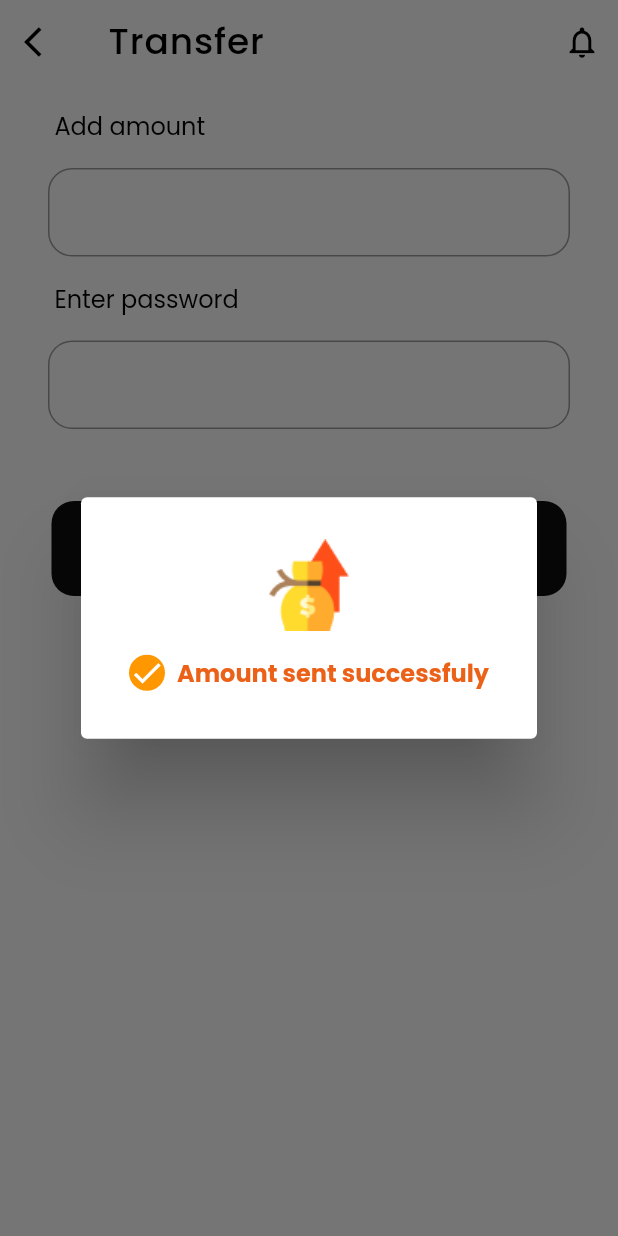
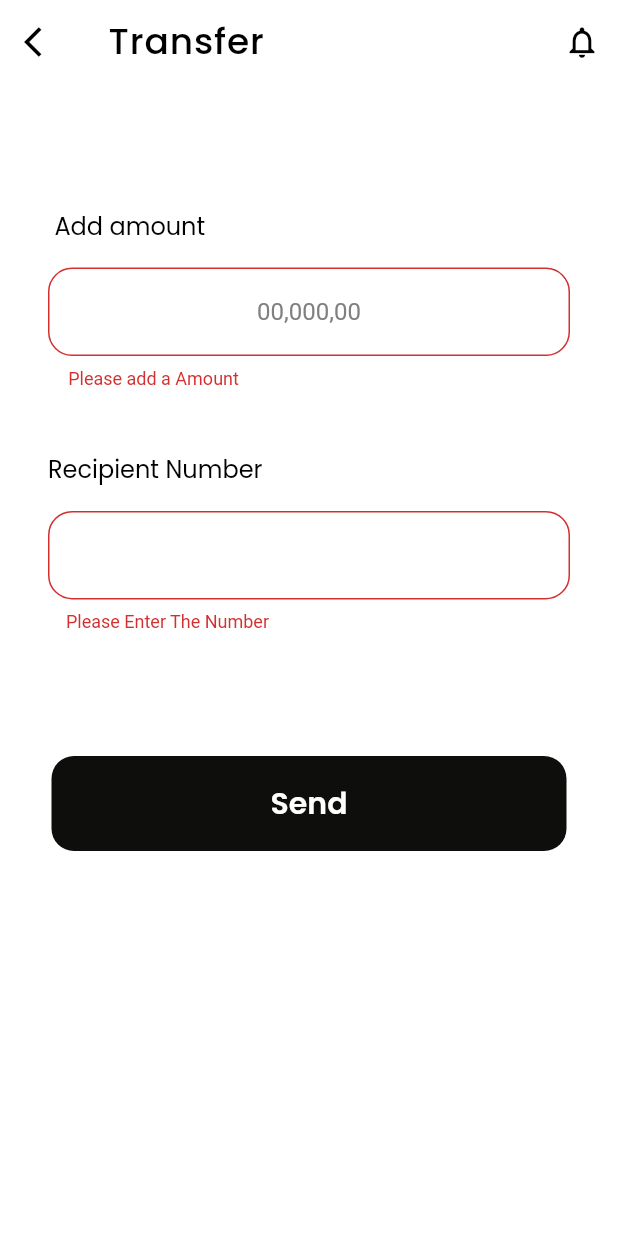
Before and after one commit to pioneers-team/Tab-Cash, a Flutter app: the TransferScreen screen opened by its route, after a tap on "Send", on a phone screen of 412 x 824 dp. Run offline on Flutter 3.47's test engine with Material 2 defaults, Android fonts, the phone set to English and light mode, and no system bars; our stand-ins replace bloc, dio, flutter_bloc, flutter_svg, google_fonts, iconly and 1 more.

Commit message:
child payment and transfer screen

```diff
--- a/lib/core/components/custom_text_field_money.dart
+++ b/lib/core/components/custom_text_field_money.dart
@@ -4,20 +4,23 @@ class CustomTextFieldMoney extends StatelessWidget {
   CustomTextFieldMoney({
     super.key,
     required this.validator,
-    required this.hintText
+    required this.hintText,
+    this.obscureText=false,
+    this.textInputType = TextInputType.number
   });
 
   final String hintText;
+  final bool obscureText;
+  TextInputType textInputType;
   String? Function(String?)? validator;
   @override
   Widget build(BuildContext context) {
     return TextFormField(
       textAlign: TextAlign.center,
       validator: validator,
-
-      keyboardType: TextInputType.number,
+      obscureText: obscureText,
+      keyboardType: textInputType,
       decoration: InputDecoration(
-
         focusedBorder:OutlineInputBorder(
             borderRadius: BorderRadius.circular(16.0),
             borderSide: const BorderSide(color: Color(0xFFB2AFAF))
@@ -25,7 +28,7 @@ class CustomTextFieldMoney extends StatelessWidget {
         border: OutlineInputBorder(
             borderRadius: BorderRadius.circular(16.0),
             borderSide: const BorderSide(color: Color(0xFFB2AFAF))
-        ),hintText: '00000',
+        ),hintText: hintText,
         hintStyle: const TextStyle(
             color: Color(0xFF808080)
         ),
--- a/lib/core/constants/app_images.dart
+++ b/lib/core/constants/app_images.dart
@@ -17,5 +17,8 @@ class AppImages{
   static const String alert = '$baseImage/mail 1.png';
   static const String alertTransfer = '$baseImage/transferAlert.png';
   static const String smartCard = '$baseImage/alert_smart_card.png';
+  static const String findAtm = '$baseImage/find_atm.png';
+  static const String smartOnboarding = '$baseImage/smart_card.png';
+  static const String parentControl = '$baseImage/parent_control.png';
 
 }
--- a/lib/main.dart
+++ b/lib/main.dart
@@ -4,6 +4,8 @@ import 'package:flutter_bloc/flutter_bloc.dart';
 import 'package:google_fonts/google_fonts.dart';
 import 'package:tab_cash/config/routes/routes.dart';
 import 'package:tab_cash/view/cards/cards_screen.dart';
+import 'package:tab_cash/view/child_payment.dart';
+import 'package:tab_cash/view/withdraw/add_money_screen.dart';
 import 'package:tab_cash/view/withdraw/transfer_screen.dart';
 import 'package:tab_cash/view/withdraw/withdraw_screen.dart';
 import 'package:tab_cash/view_model/layout_cubit/layout_cubit.dart';
--- a/lib/view/cards/cards_screen.dart
+++ b/lib/view/cards/cards_screen.dart
@@ -145,7 +145,7 @@ class _CardsScreenState extends State<CardsScreen> {
              const SizedBox(height: 8.0,),
              Padding(
                padding: const EdgeInsets.symmetric(vertical: 8.0,),
-               child: Text('$cardValue .... $cardValue ',style: const TextStyle(
+               child: Text('$cardValue $cardValue $cardValue',style: const TextStyle(
                   color: Colors.white,
                   fontWeight: FontWeight.bold,fontSize: 28.0
             ),),
--- a/lib/view/home/widgets/main_feature.dart
+++ b/lib/view/home/widgets/main_feature.dart
@@ -15,7 +15,7 @@ class MainFeature extends StatelessWidget {
         children: [
           featureWidget(
             context,
-            navRoutes: '',
+            navRoutes: Routes.transferScreen,
             backgroundColor: AppColors.primary,
             title: "Transfer",
             child: const Icon(
--- a/lib/view/onboarding_screen/onboarding_screen.dart
+++ b/lib/view/onboarding_screen/onboarding_screen.dart
@@ -37,10 +37,10 @@ class _OnboardingScreenState extends State<OnboardingScreen> {
     OnboardingModel(image: AppImages.trans2Svg,
         title: 'Maps',
         description: 'Send money to anyone ,typically fast and secure, with transaction history stored in the app.'),
-    OnboardingModel(image: AppImages.trans2Svg,
+    OnboardingModel(image: AppImages.smartOnboarding,
         title: 'Smart Card',
         description: "A physical card linked to the user's e-wallet account that can be used to make payments at merchants."),
-    OnboardingModel(image: AppImages.trans2Svg,
+    OnboardingModel(image: AppImages.smartCard,
         title: 'Parental Controls',
         description: "Allows parents to set a spending limit on their child's e-wallet account, view transaction history."),
 
--- a/lib/view/withdraw/transfer_screen.dart
+++ b/lib/view/withdraw/transfer_screen.dart
@@ -1,22 +1,19 @@
 import 'package:flutter/material.dart';
 import 'package:google_fonts/google_fonts.dart';
-
+import 'package:tab_cash/core/utils/media_quary.dart';
 import '../../core/components/custom_button.dart';
-import '../../core/components/custom_text_field.dart';
+import '../../core/components/custom_text_field_money.dart';
 import '../../core/constants/app_images.dart';
 import '../../core/styles/colors.dart';
 
 
 class TransferScreen extends StatelessWidget {
-  const TransferScreen({Key? key}) : super(key: key);
+   TransferScreen({Key? key}) : super(key: key);
 
+  final _formKey = GlobalKey<FormState>();
   @override
   Widget build(BuildContext context) {
-    return  GestureDetector(
-      onTap: () {
-        FocusManager.instance.primaryFocus?.unfocus();
-      },
-      child: Scaffold(
+    return  Scaffold(
       appBar: AppBar(
         title:  Text('Transfer',
           style: GoogleFonts.poppins(
@@ -26,7 +23,9 @@ class TransferScreen extends StatelessWidget {
               fontWeight: FontWeight.w500),
         ),
         leading: IconButton(
-            onPressed: (){},
+          onPressed: (){
+            Navigator.pop(context);
+          },
           icon: const Icon(Icons.arrow_back_ios,),
         ),
         actions:  [IconButton(
@@ -35,9 +34,16 @@ class TransferScreen extends StatelessWidget {
             },
             icon:const Icon( Icons.notifications_none_outlined,size: 25.0))],
       ),
-        body: Column(
+      body: GestureDetector(
+        onTap: (){
+          FocusManager.instance.primaryFocus?.unfocus();
+        },
+        child: SingleChildScrollView(
+          child: Form(
+            key: _formKey,
+            child: Column(
               children: [
-            const SizedBox(height: 16.0,),
+                 SizedBox(height:context.height*0.1),
                 Padding(
                   padding: const EdgeInsets.symmetric(horizontal: 32.0),
                   child: Column(
@@ -48,27 +54,32 @@ class TransferScreen extends StatelessWidget {
                           fontSize: 16.0
                       ),),
                       const SizedBox(height: 16.0,),
-                  const customTextField(),
-                  const SizedBox(height: 16.0,),
-                  Text(' Enter password',style: GoogleFonts.poppins(
+                       CustomTextFieldMoney(
+                           validator: (String? value) {
+                         if(value!.isEmpty){
+                           return "Please add a Amount ";
+                         }else if(  value.length < 2){
+                           return "The Amount is not enough";
+                         }
+                         else if(value.length > 5){
+                           return 'Your money is too high';
+                         }
+                       }, hintText: '00,000,00 '),
+                      SizedBox(height: context.height* 0.05,),                    Text('Recipient Number',style: GoogleFonts.poppins(
                           color: Colors.black,
                           fontSize: 16.0
                       ),),
                       const SizedBox(height: 16.0,),
-                  TextField(
-                    keyboardType: TextInputType.number,
-                    decoration: InputDecoration(
-                      focusedBorder:OutlineInputBorder(
-                          borderRadius: BorderRadius.circular(16.0),
-                          borderSide: const BorderSide(color: Color(0xFFB2AFAF))
-                      ) ,
-                      border: OutlineInputBorder(
-                          borderRadius: BorderRadius.circular(16.0),
-                          borderSide: const BorderSide(color: Color(0xFFB2AFAF))
-                      ),
-                    ),
-                  ),
-                  const SizedBox(height: 48.0,),
+                      CustomTextFieldMoney(
+                        textInputType: TextInputType.phone,
+                          hintText: '',validator:(String? value) {
+                        if(value!.isEmpty){
+                          return "Please Enter The Number";
+                        }else if( value.length != 11){
+                          return "The Number is  Wrong";
+                        }
+                      } ),
+                       SizedBox(height: context.height* 0.1,),
                     ],
                   ),
                 ),
@@ -77,10 +88,14 @@ class TransferScreen extends StatelessWidget {
                     color: AppColors.secondColor,
                     label: 'Send',
                     onTap: ()async{
+                      if(_formKey.currentState!.validate()){
                         await  showOtpMessage(context);
+                      }
                     }
                 ),
               ],
+            ),
+          ),
         ),
       ),
     );
@@ -88,6 +103,9 @@ class TransferScreen extends StatelessWidget {
   Future<dynamic> showOtpMessage(BuildContext context) {
     return showDialog(context: context, builder: (context) =>AlertDialog(
       backgroundColor: Colors.white,
+      shape: RoundedRectangleBorder(
+        borderRadius: BorderRadius.circular(16.0)
+      ),
       content: Container(
 
         padding: const EdgeInsets.all(8.0),
@@ -105,11 +123,9 @@ class TransferScreen extends StatelessWidget {
                   child: Icon(Icons.check,color: Colors.white,),
                 ),
                 const SizedBox(width: 8.0,),
-                Text('Amount sent successfuly',style: GoogleFonts.poppins(
+                Text('Amount sent successfully',style: GoogleFonts.poppins(
                   color: AppColors.primary,
                   fontWeight: FontWeight.bold,
-
-
                 ),)
               ],
             )
```
Also changed, not shown: lib/core/constants/text_poppins.dart (+27 -0 lines), lib/view/child_payment.dart (added, +77 -0 lines), lib/view/withdraw/add_money_screen.dart (+43 -39 lines), lib/view/withdraw/widgets/withdraw_steps.dart (+15 -16 lines), lib/view/withdraw/withdraw_screen.dart (+75 -26 lines), assets/images/find_atm.png (added), assets/images/parent_control.png (added), assets/images/smart_card.png (added). Lines whose indentation alone changed are shown as unchanged.
